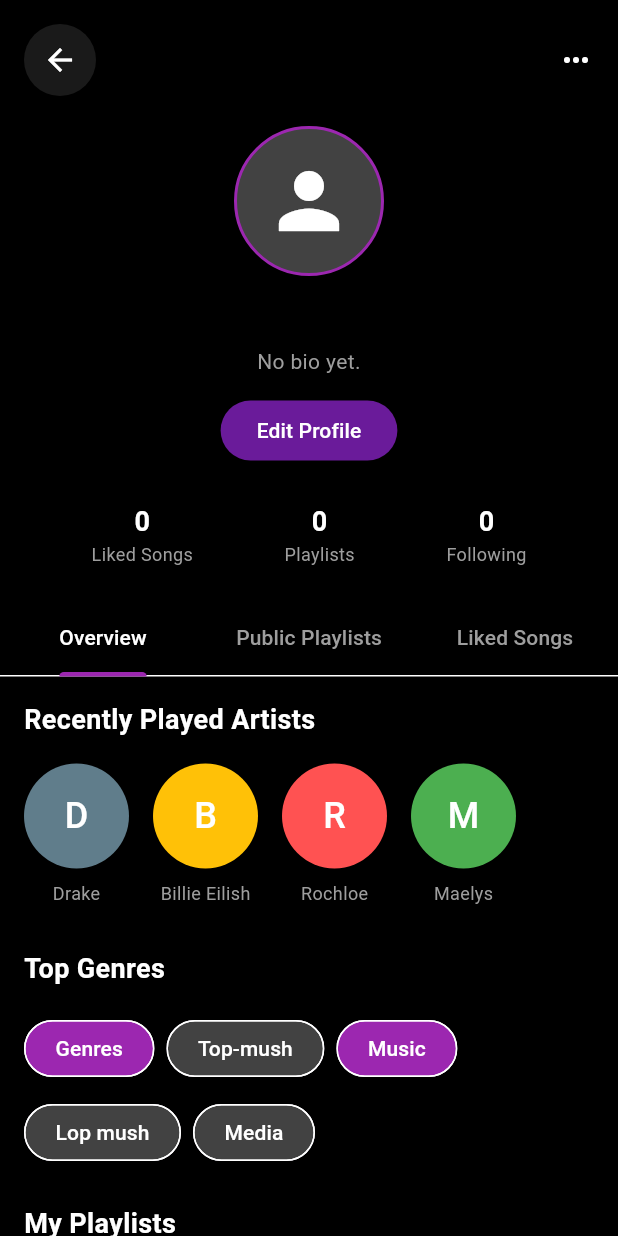
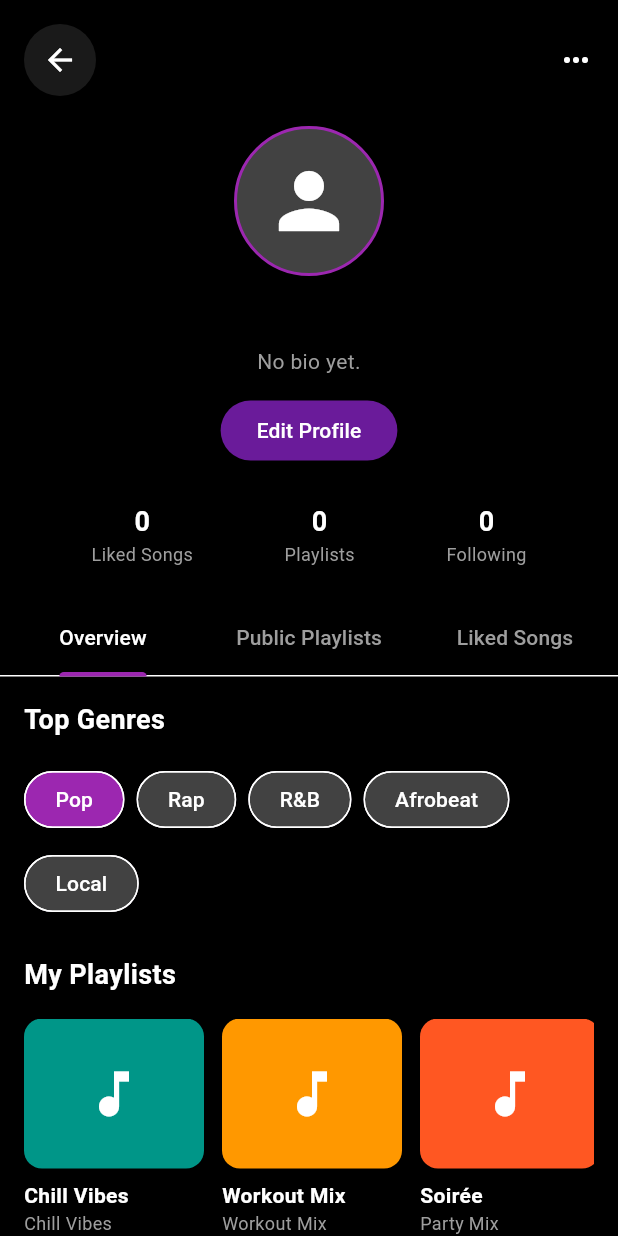
Before and after one commit to Noobsaibot125/YourVibe, a Flutter app: the screen it shows after launch, after a tap on the "person" icon, on a phone screen of 412 x 824 dp. Run offline on Flutter 3.47's test engine with Material 3 defaults, Android fonts, the phone set to English and light mode, and no system bars; our stand-ins replace just_audio, just_audio_background, on_audio_query, permission_handler, shared_preferences; missing offline and left inert: audio_session; statements that could not run were skipped.

Commit message:
Implement background playback, fix profile overflow, and improve recommendations.
- Added `just_audio_background` for background audio and notification controls.
- Updated `AndroidManifest.xml` and `main.dart` for background service config.
- Fixed `ProfileScreen` overflow issues and connected it to real data.
- Enhanced `HomeScreen` Spotify recommendation logic to search by Artist Mix.
- Added interaction in `PlayerScreen` to manually trigger Lyrics/Artist Info search.
- Cleaned up search queries for better lyrics hit rate.

```diff
--- a/lib/main.dart
+++ b/lib/main.dart
@@ -2,12 +2,19 @@ import 'package:flutter/material.dart';
 import 'package:flutter/services.dart';
 import 'package:provider/provider.dart';
 import 'package:permission_handler/permission_handler.dart';
+import 'package:just_audio_background/just_audio_background.dart';
 import 'viewmodels/player_viewmodel.dart';
 import 'viewmodels/profile_viewmodel.dart';
 import 'views/main_navigation.dart';
 
 void main() async {
   WidgetsFlutterBinding.ensureInitialized();
+
+  await JustAudioBackground.init(
+    androidNotificationChannelId: 'com.ryanheise.bg_demo.channel.audio',
+    androidNotificationChannelName: 'Audio playback',
+    androidNotificationOngoing: true,
+  );
 
   // Configuration de la barre de statut
   SystemChrome.setSystemUIOverlayStyle(
--- a/lib/viewmodels/player_viewmodel.dart
+++ b/lib/viewmodels/player_viewmodel.dart
@@ -224,7 +224,11 @@ class PlayerViewModel extends ChangeNotifier {
         _currentIndex = _songs.indexOf(song);
 
         // Load metadata but DON'T play
-        await _audioManager.loadSong(song.uri ?? '');
+        await _audioManager.loadSong(
+          song.uri ?? '',
+          title: song.title,
+          artist: song.artist ?? "Unknown",
+        );
 
         // Fetch info for UI
         _fetchLyrics(song);
@@ -330,7 +334,12 @@ class PlayerViewModel extends ChangeNotifier {
       }
 
       // Charger et lire la chanson
-      await _audioManager.loadSong(song.uri ?? '');
+      await _audioManager.loadSong(
+        song.uri ?? '',
+        title: song.title,
+        artist: song.artist ?? "Unknown",
+        artUri: _artistInfo?.thumbUrl, // Try to pass remote art if available, though local art is tricky for notification
+      );
       await _audioManager.play();
 
       notifyListeners();
--- a/lib/views/profile_screen.dart
+++ b/lib/views/profile_screen.dart
@@ -238,11 +238,26 @@ class _ProfileScreenState extends State<ProfileScreen>
   }
 
   Widget _buildOverviewTab() {
+    return Consumer<PlayerViewModel>(
+      builder: (context, playerViewModel, child) {
+        // Dynamic stats
+        final recentArtists = playerViewModel.recentlyPlayed
+            .map((s) => s.artist)
+            .where((a) => a != null && a != "<unknown>")
+            .toSet()
+            .take(5)
+            .toList();
+
+        // Extract genres (simulate from artist or title if not available)
+        // Since local audio often lacks genre, we'll keep the mock or try to extract.
+        // For now, let's keep the mock genres but make the widget safe from overflow.
+
         return SingleChildScrollView(
-      padding: const EdgeInsets.all(16.0),
+          padding: const EdgeInsets.only(left: 16, right: 16, top: 16, bottom: 80),
           child: Column(
             crossAxisAlignment: CrossAxisAlignment.start,
             children: [
+              if (recentArtists.isNotEmpty) ...[
                 const Text(
                   "Recently Played Artists",
                   style: TextStyle(
@@ -250,18 +265,19 @@ class _ProfileScreenState extends State<ProfileScreen>
                 ),
                 const SizedBox(height: 16),
                 SizedBox(
-            height: 100,
-            child: ListView(
+                  height: 110, // Increased height to prevent overflow
+                  child: ListView.builder(
                     scrollDirection: Axis.horizontal,
-              children: [
-                _buildArtistAvatar("Drake", Colors.blueGrey),
-                _buildArtistAvatar("Billie Eilish", Colors.amber),
-                _buildArtistAvatar("Rochloe", Colors.redAccent),
-                _buildArtistAvatar("Maelys", Colors.green),
-              ],
+                    itemCount: recentArtists.length,
+                    itemBuilder: (context, index) {
+                       final artist = recentArtists.toList()[index]!;
+                       return _buildArtistAvatar(artist, Colors.accents[index % Colors.accents.length]);
+                    },
                   ),
                 ),
                 const SizedBox(height: 24),
+              ],
+
               const Text(
                 "Top Genres",
                 style: TextStyle(
@@ -272,11 +288,11 @@ class _ProfileScreenState extends State<ProfileScreen>
                 spacing: 8,
                 runSpacing: 8,
                 children: [
-              _buildGenreChip("Genres", isSelected: true),
-              _buildGenreChip("Top-mush"),
-              _buildGenreChip("Music", isSelected: true),
-              _buildGenreChip("Lop mush"),
-              _buildGenreChip("Media"),
+                  _buildGenreChip("Pop", isSelected: true),
+                  _buildGenreChip("Rap"),
+                  _buildGenreChip("R&B"),
+                  _buildGenreChip("Afrobeat"),
+                  _buildGenreChip("Local"),
                 ],
               ),
           const SizedBox(height: 24),
@@ -287,19 +303,21 @@ class _ProfileScreenState extends State<ProfileScreen>
           ),
           const SizedBox(height: 16),
           SizedBox(
-            height: 140,
+            height: 150, // Increased height to prevent overflow
             child: ListView(
               scrollDirection: Axis.horizontal,
               children: [
                 _buildPlaylistCard("Chill Vibes", "Chill Vibes", Colors.teal),
                 _buildPlaylistCard("Workout Mix", "Workout Mix", Colors.orange),
-                _buildPlaylistCard("Wno Drot", "Wno Drot", Colors.deepOrange),
-                _buildPlaylistCard("Bora Pla", "Mencap", Colors.blue),
+                _buildPlaylistCard("Soirée", "Party Mix", Colors.deepOrange),
+                _buildPlaylistCard("Route", "Drive", Colors.blue),
               ],
             ),
           ),
         ],
       ),
+    );
+  },
   );
  }
 
--- a/pubspec.yaml
+++ b/pubspec.yaml
@@ -15,6 +15,7 @@ dependencies:
 
   # Audio Core
   just_audio: ^0.9.40
+  just_audio_background: ^0.0.1-beta.11
   on_audio_query: 2.9.0 # Reverted to stable 2.9.0 with targeted Gradle fix
 
   # Permissions & System
```
Also changed, not shown: lib/services/audio_manager.dart (+15 -2 lines), lib/views/home_screen.dart (+18 -15 lines), lib/views/player_screen.dart (+55 -0 lines), 1 other file. Lines whose indentation alone changed are shown as unchanged.
